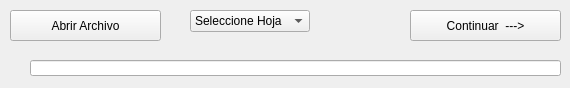
First picture: the form in QT_Designer/Seleccionar_Hoja.ui, repository nestortada/GUI_Filtrar, before the edit.
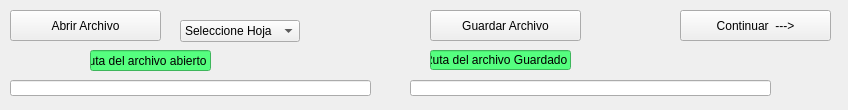
Second picture: the form after the edit.

What changed in the file:
```diff
--- a/QT_Designer/Seleccionar_Hoja.ui
+++ b/QT_Designer/Seleccionar_Hoja.ui
@@ -6,8 +6,8 @@
    <rect>
     <x>0</x>
     <y>0</y>
-    <width>570</width>
-    <height>88</height>
+    <width>848</width>
+    <height>110</height>
    </rect>
   </property>
   <property name="windowTitle">
@@ -17,10 +17,10 @@
    <widget class="QComboBox" name="Caja_Archivo">
     <property name="geometry">
      <rect>
-      <x>190</x>
-      <y>10</y>
-      <width>201</width>
-      <height>31</height>
+      <x>180</x>
+      <y>20</y>
+      <width>120</width>
+      <height>20</height>
      </rect>
     </property>
     <property name="styleSheet">
@@ -45,7 +45,7 @@
    <widget class="QPushButton" name="Boton_conti">
     <property name="geometry">
      <rect>
-      <x>410</x>
+      <x>680</x>
       <y>10</y>
       <width>151</width>
       <height>31</height>
@@ -71,9 +71,73 @@
    <widget class="QLineEdit" name="lineEdit">
     <property name="geometry">
      <rect>
-      <x>30</x>
-      <y>60</y>
-      <width>531</width>
+      <x>10</x>
+      <y>80</y>
+      <width>361</width>
+      <height>16</height>
+     </rect>
+    </property>
+    <property name="readOnly">
+     <bool>true</bool>
+    </property>
+   </widget>
+   <widget class="QLineEdit" name="lineEdit_2">
+    <property name="geometry">
+     <rect>
+      <x>90</x>
+      <y>50</y>
+      <width>121</width>
+      <height>21</height>
+     </rect>
+    </property>
+    <property name="styleSheet">
+     <string notr="true">background-color: rgb(85, 255, 127);</string>
+    </property>
+    <property name="text">
+     <string>Ruta del archivo abierto</string>
+    </property>
+    <property name="readOnly">
+     <bool>true</bool>
+    </property>
+   </widget>
+   <widget class="QPushButton" name="B_guardar">
+    <property name="geometry">
+     <rect>
+      <x>430</x>
+      <y>10</y>
+      <width>151</width>
+      <height>31</height>
+     </rect>
+    </property>
+    <property name="text">
+     <string>Guardar Archivo</string>
+    </property>
+   </widget>
+   <widget class="QLineEdit" name="lineEdit_3">
+    <property name="geometry">
+     <rect>
+      <x>430</x>
+      <y>50</y>
+      <width>141</width>
+      <height>20</height>
+     </rect>
+    </property>
+    <property name="styleSheet">
+     <string notr="true">background-color: rgb(85, 255, 127);</string>
+    </property>
+    <property name="text">
+     <string>Ruta del archivo Guardado</string>
+    </property>
+    <property name="readOnly">
+     <bool>true</bool>
+    </property>
+   </widget>
+   <widget class="QLineEdit" name="lineEdit_4">
+    <property name="geometry">
+     <rect>
+      <x>410</x>
+      <y>80</y>
+      <width>361</width>
       <height>16</height>
      </rect>
     </property>
```
